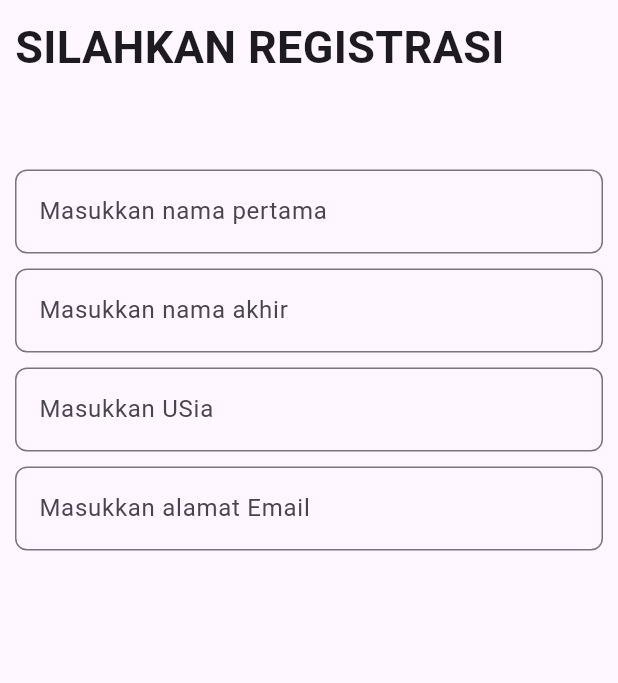
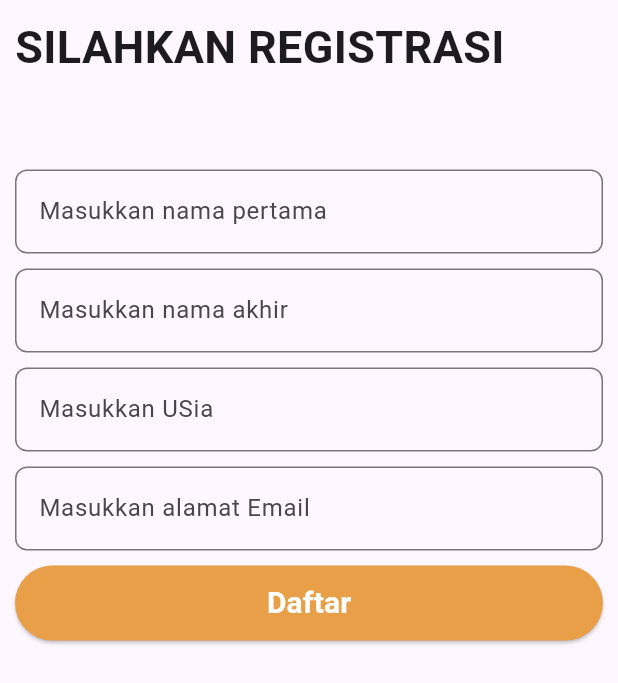
Before and after one commit to BungaDOR/quiz_2, a Flutter app: the screen it shows after launch, on a phone screen of 412 x 824 dp. Shown: the top 683 px of the screen. Run offline on Flutter 3.47's test engine with Material 3 defaults, Android fonts, the phone set to English and light mode, and no system bars.

Commit message:
tombol daftar

```diff
--- a/lib/register/register.dart
+++ b/lib/register/register.dart
@@ -8,7 +8,14 @@ class Register extends StatefulWidget {
 }
 
 class _RegisterState extends State<Register> {
+  bool isLoading = false;
 
+  // function
+Future<void> register()async{
+ setState(() {
+   isLoading = true;
+ });
+}
   @override
   Widget build(BuildContext context) {
     return Scaffold(
@@ -49,6 +56,20 @@ class _RegisterState extends State<Register> {
                   border: OutlineInputBorder(borderRadius: BorderRadius.circular(8))
                 ),
               ),
+              SizedBox(
+                width: double.infinity,
+                height: 50,
+                  child: ElevatedButton(
+                    style: ElevatedButton.styleFrom(
+                      backgroundColor: const Color.fromARGB(255, 232, 159, 71),
+                      foregroundColor: Colors.white
+                  ),
+                  onPressed: isLoading ? null : register,
+                    child: isLoading ? CircularProgressIndicator(
+                      color: Colors.grey,
+                    ) : Text("Daftar", style: TextStyle(fontSize: 20, fontWeight: FontWeight.bold),),
+                ),
+              ),
             ],
           ),),
       ),
```
